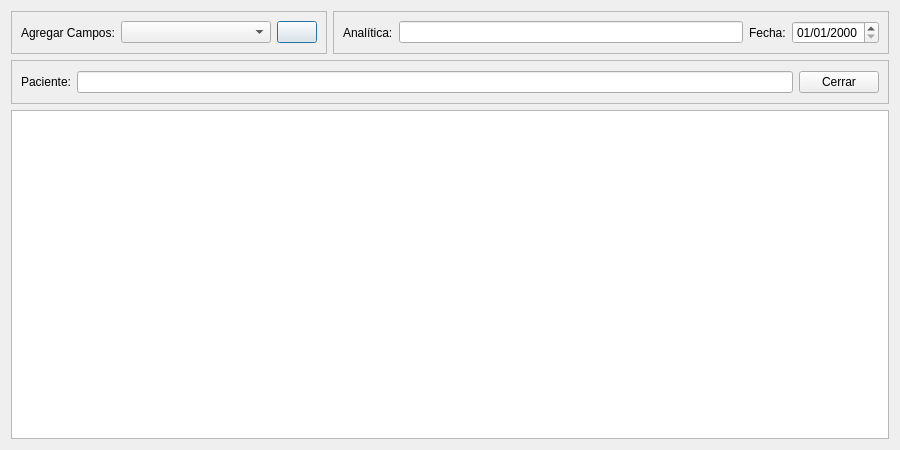
arcnexus/RedFoX, file frmanalitica.ui: the form before one commit.
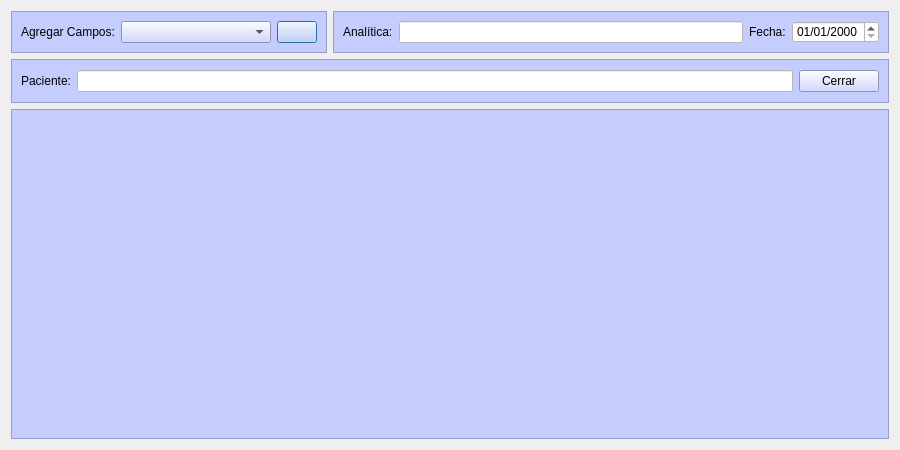
The form after the commit. Icons and pictures are not drawn.

The edit to the form file:
```diff
--- a/frmanalitica.ui
+++ b/frmanalitica.ui
@@ -20,6 +20,9 @@
   <layout class="QGridLayout" name="gridLayout">
    <item row="0" column="0">
     <widget class="QFrame" name="frame">
+     <property name="styleSheet">
+      <string notr="true">background-color: rgb(197, 205, 255);</string>
+     </property>
      <property name="frameShape">
       <enum>QFrame::StyledPanel</enum>
      </property>
@@ -63,6 +66,12 @@
    </item>
    <item row="0" column="1">
     <widget class="QFrame" name="frame_2">
+     <property name="autoFillBackground">
+      <bool>false</bool>
+     </property>
+     <property name="styleSheet">
+      <string notr="true">background-color: rgb(197, 205, 255);</string>
+     </property>
      <property name="frameShape">
       <enum>QFrame::StyledPanel</enum>
      </property>
@@ -78,7 +87,23 @@
        </widget>
       </item>
       <item>
-       <widget class="QLineEdit" name="txtAnalitica"/>
+       <widget class="QLineEdit" name="txtAnalitica">
+        <property name="enabled">
+         <bool>true</bool>
+        </property>
+        <property name="autoFillBackground">
+         <bool>false</bool>
+        </property>
+        <property name="styleSheet">
+         <string notr="true">background-color: rgb(255, 255, 255);</string>
+        </property>
+        <property name="frame">
+         <bool>true</bool>
+        </property>
+        <property name="readOnly">
+         <bool>false</bool>
+        </property>
+       </widget>
       </item>
       <item>
        <widget class="QLabel" name="label_3">
@@ -89,6 +114,9 @@
       </item>
       <item>
        <widget class="QDateEdit" name="txtFechaAnalitica">
+        <property name="styleSheet">
+         <string notr="true">background-color: rgb(255, 255, 255);</string>
+        </property>
         <property name="displayFormat">
          <string>dd/MM/yyyy</string>
         </property>
@@ -105,6 +133,12 @@
        <height>44</height>
       </size>
      </property>
+     <property name="autoFillBackground">
+      <bool>false</bool>
+     </property>
+     <property name="styleSheet">
+      <string notr="true">background-color: rgb(197, 205, 255);</string>
+     </property>
      <property name="frameShape">
       <enum>QFrame::StyledPanel</enum>
      </property>
@@ -121,8 +155,11 @@
       </item>
       <item>
        <widget class="QLineEdit" name="txtNombrePaciente">
+        <property name="styleSheet">
+         <string notr="true">background-color: rgb(255, 255, 255);</string>
+        </property>
         <property name="readOnly">
-         <bool>true</bool>
+         <bool>false</bool>
         </property>
        </widget>
       </item>
@@ -141,7 +178,11 @@
     </widget>
    </item>
    <item row="2" column="0" colspan="2">
-    <widget class="QTableWidget" name="tablaAnalitica"/>
+    <widget class="QTableWidget" name="tablaAnalitica">
+     <property name="styleSheet">
+      <string notr="true">background-color: rgb(197, 205, 255);</string>
+     </property>
+    </widget>
    </item>
   </layout>
  </widget>
```
